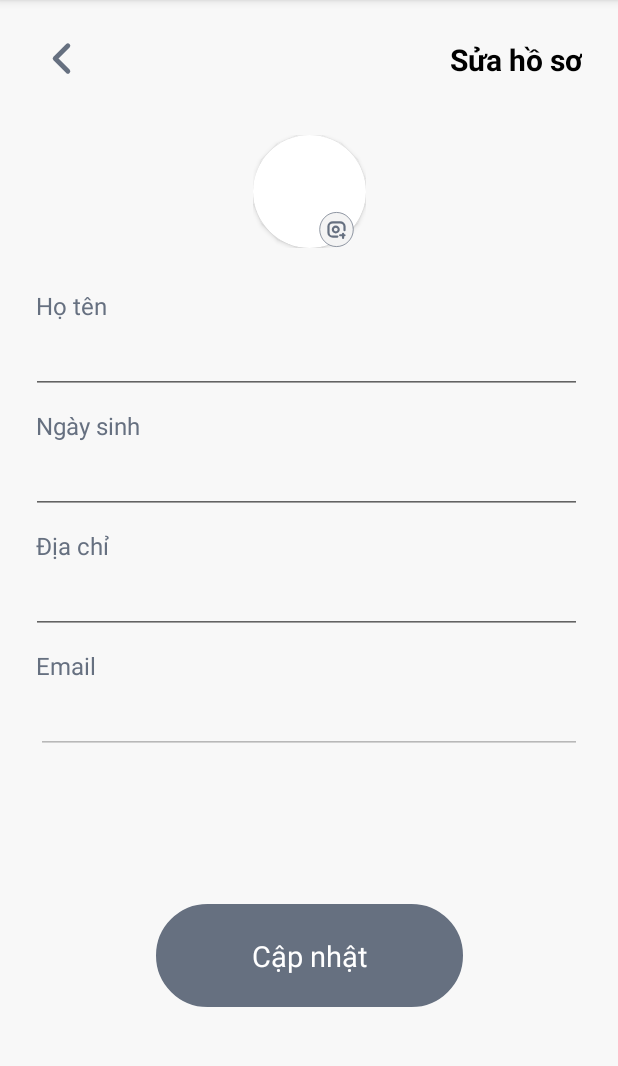
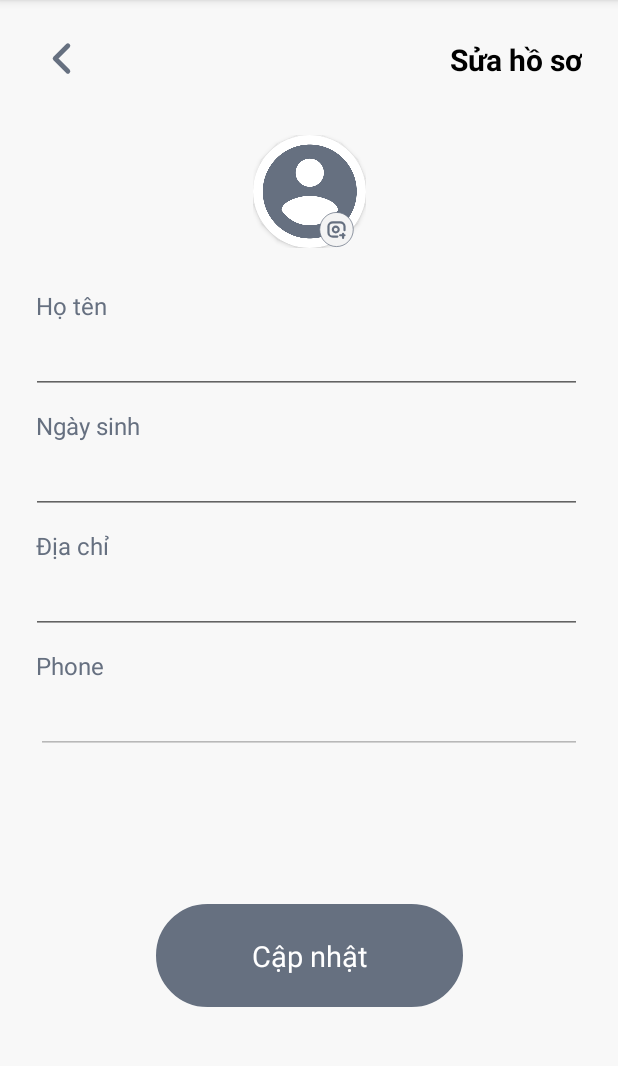
Before and after one commit to NguyenMinhTruong06/shopApp-client, an Android app: the fragment UpdateProfileFragment placed in its activity, on a phone screen of 412 x 824 dp, the part 84-1150 px from its top. Run offline under Robolectric (Android 15) with nearby library versions, the phone set to English and light mode, and no system bars; network calls fail.

Commit message:
UpdateProfileFragment and ProfileFragment

```diff
--- a/app/src/main/java/com/example/showappclient/api/ApiInterface.java
+++ b/app/src/main/java/com/example/showappclient/api/ApiInterface.java
@@ -1,5 +1,6 @@
 package com.example.showappclient.api;
 
+import com.example.showappclient.model.User;
 import com.example.showappclient.model.request.UserRequest;
 import com.example.showappclient.model.response.AuthResponse;
 import com.example.showappclient.model.response.ProductResponse;
@@ -24,4 +25,6 @@ public interface ApiInterface {
 
     @GET("/api/v1/products/all")
     Call<ProductResponse> getAllProduct(@Query("limit") int limit, @Query("page") int page);
+    @GET("/api/v1/users/getuser")
+    Call<User> getUser();
 }
--- a/app/src/main/java/com/example/showappclient/api/RetrofitClient.java
+++ b/app/src/main/java/com/example/showappclient/api/RetrofitClient.java
@@ -16,7 +16,7 @@ import retrofit2.converter.gson.GsonConverterFactory;
 
 public class RetrofitClient {
 
-    private static final String BASE_URL = "https://5c14-42-115-248-137.ngrok-free.app/";
+    private static final String BASE_URL = "https://b733-42-116-243-194.ngrok-free.app/";
     private static String accessToken = "";
 
     public static void updateAccessToken(String token) {
--- a/app/src/main/java/com/example/showappclient/model/request/UserRequest.java
+++ b/app/src/main/java/com/example/showappclient/model/request/UserRequest.java
@@ -37,6 +37,9 @@ public class UserRequest {
         this.dateOfBirth=dateOfBirth;
         this.address=address;
     }
+    public UserRequest(){
+
+    }
 
 
 }
--- a/app/src/main/java/com/example/showappclient/repository/user/UserRepository.java
+++ b/app/src/main/java/com/example/showappclient/repository/user/UserRepository.java
@@ -1,5 +1,6 @@
 package com.example.showappclient.repository.user;
 
+import com.example.showappclient.model.User;
 import com.example.showappclient.model.request.UserRequest;
 import com.example.showappclient.model.response.AuthResponse;
 
@@ -14,5 +15,8 @@ public interface UserRepository {
 
     public Call<AuthResponse> signup(UserRequest userRequest);
 
-    Call<AuthResponse> update(UserRequest userRequest);
+    public Call<AuthResponse> update(UserRequest userRequest);
+
+    public Call<User>getUser();
+
 }
--- a/app/src/main/java/com/example/showappclient/repository/user/UserRepositoryImpl.java
+++ b/app/src/main/java/com/example/showappclient/repository/user/UserRepositoryImpl.java
@@ -1,6 +1,7 @@
 package com.example.showappclient.repository.user;
 
 import com.example.showappclient.api.RetrofitClient;
+import com.example.showappclient.model.User;
 import com.example.showappclient.model.request.UserRequest;
 import com.example.showappclient.model.response.AuthResponse;
 
@@ -21,4 +22,9 @@ public class UserRepositoryImpl implements UserRepository {
         return RetrofitClient.getApiService().update(userRequest);
     }
 
+    @Override
+    public Call<User> getUser() {
+        return RetrofitClient.getApiService().getUser();
+    }
+
 }
--- a/app/src/main/java/com/example/showappclient/ui/auth/login/LoginFragment.java
+++ b/app/src/main/java/com/example/showappclient/ui/auth/login/LoginFragment.java
@@ -117,7 +117,7 @@ public class LoginFragment extends Fragment {
             public void onChanged(Map<String, String> data) {
                 if(data.get("successful")!=null){
                     RetrofitClient.updateAccessToken(data.get("successful"));
-//                    HomeFragment positiveFragment = new HomeFragment();
+
                     MainMenuFragment mainMenuFragment=new MainMenuFragment();
                     requireActivity().getSupportFragmentManager().beginTransaction()
                             .replace(R.id.root, mainMenuFragment)
--- a/app/src/main/java/com/example/showappclient/ui/home/HomeViewModel.java
+++ b/app/src/main/java/com/example/showappclient/ui/home/HomeViewModel.java
@@ -13,8 +13,7 @@ public class HomeViewModel extends ViewModel {
     private MutableLiveData<String> jsonStringLiveData = new MutableLiveData<>();
 
     public LiveData<String> getJsonStringLiveData() {
-        // Giả sử bạn có một phương thức để lấy dữ liệu JSON từ server ở đây
-        // Ví dụ: jsonStringLiveData.setValue(getJsonStringFromServer());
+
         return jsonStringLiveData;
     }
 
--- a/app/src/main/java/com/example/showappclient/ui/profile/ProfileViewModel.java
+++ b/app/src/main/java/com/example/showappclient/ui/profile/ProfileViewModel.java
@@ -1,7 +1,38 @@
 package com.example.showappclient.ui.profile;
 
+import androidx.lifecycle.MutableLiveData;
 import androidx.lifecycle.ViewModel;
 
+import com.example.showappclient.model.User;
+import com.example.showappclient.model.request.UserRequest;
+import com.example.showappclient.model.response.AuthResponse;
+import com.example.showappclient.repository.user.UserRepository;
+import com.example.showappclient.repository.user.UserRepositoryImpl;
+
+import java.util.Map;
+
+import retrofit2.Call;
+import retrofit2.Callback;
+import retrofit2.Response;
+
 public class ProfileViewModel extends ViewModel {
+    public MutableLiveData<User> user = new MutableLiveData<>();
+    UserRepository userRepository = new UserRepositoryImpl();
+
+    public void getUser() {
+        userRepository.getUser().enqueue(new Callback<User>() {
+            @Override
+            public void onResponse(Call<User> call, Response<User> response) {
+                if (response.isSuccessful()) {
+                    user.postValue(response.body());
+                }
+            }
+
+            @Override
+            public void onFailure(Call<User> call, Throwable t) {
+
+            }
+        });
+    }
     // TODO: Implement the ViewModel
 }
--- a/app/src/main/java/com/example/showappclient/ui/profile/update/UpdateProfileFragment.java
+++ b/app/src/main/java/com/example/showappclient/ui/profile/update/UpdateProfileFragment.java
@@ -3,6 +3,7 @@ package com.example.showappclient.ui.profile.update;
 import androidx.lifecycle.Observer;
 import androidx.lifecycle.ViewModelProvider;
 
+import android.app.DatePickerDialog;
 import android.os.Bundle;
 
 import androidx.annotation.NonNull;
@@ -13,14 +14,21 @@ import android.view.LayoutInflater;
 import android.view.View;
 import android.view.ViewGroup;
 import android.widget.Button;
+import android.widget.DatePicker;
 import android.widget.EditText;
+import android.widget.ImageView;
 import android.widget.TextView;
 import android.widget.Toast;
 
+import com.example.showappclient.MainMenuFragment;
 import com.example.showappclient.R;
+import com.example.showappclient.model.User;
 import com.example.showappclient.model.request.UserRequest;
 import com.example.showappclient.ui.auth.login.LoginFragment;
+import com.example.showappclient.ui.product.ProductViewModel;
 import com.example.showappclient.ui.profile.ProfileFragment;
+import com.example.showappclient.ui.profile.ProfileViewModel;
+import com.example.showappclient.util.FormatDate;
 
 import java.util.Date;
 import java.util.Map;
@@ -28,12 +36,21 @@ import java.util.Map;
 public class UpdateProfileFragment extends Fragment {
 
     private UpdateProfileViewModel mViewModel;
-    private EditText edtName, edtDob, edtEmail, edtAddress;
-     private TextView textUpdate;
+    private ProfileViewModel profileViewModel;
+    private EditText edtName, edtDob, edtAddress, edtPhone;
+    private TextView textUpdate;
+    private ImageView imgLeft;
 
 
     public static UpdateProfileFragment newInstance() {
         return new UpdateProfileFragment();
+    }
+
+    @Override
+    public void onCreate(@Nullable Bundle savedInstanceState) {
+        super.onCreate(savedInstanceState);
+        profileViewModel = new ViewModelProvider(this, new ViewModelProvider.AndroidViewModelFactory()).get(ProfileViewModel.class);
+        mViewModel = new ViewModelProvider(this, new ViewModelProvider.AndroidViewModelFactory()).get(UpdateProfileViewModel.class);
     }
 
     @Override
@@ -45,39 +62,74 @@ public class UpdateProfileFragment extends Fragment {
     @Override
     public void onViewCreated(@NonNull View view, @Nullable Bundle savedInstanceState) {
         super.onViewCreated(view, savedInstanceState);
-        edtName=view.findViewById(R.id.edit_fullname);
-        edtEmail=view.findViewById(R.id.edit_email);
+        imgLeft = view.findViewById(R.id.image_left);
+        edtName = view.findViewById(R.id.edit_fullname);
         edtAddress = view.findViewById(R.id.edit_address);
         edtDob = view.findViewById(R.id.edit_dob);
+        edtPhone = view.findViewById(R.id.edit_phone);
         textUpdate = view.findViewById(R.id.text_update_profile);
+        initVieModel();
+        profileViewModel.getUser();
+        edtDob.setOnClickListener(new View.OnClickListener() {
+            @Override
+            public void onClick(View v) {
+                if (!edtDob.getText().toString().isEmpty()) {
+                    String[] date = edtDob.getText().toString().split("-");
+                    int dayOfMonth = Integer.parseInt(date[2]);
+                    int month = Integer.parseInt(date[1]) - 1;
+                    int year = Integer.parseInt(date[0]);
+
+                    DatePickerDialog datePickerDialog = new DatePickerDialog(
+                            requireContext(),
+                            new DatePickerDialog.OnDateSetListener() {
+                                @Override
+                                public void onDateSet(DatePicker view, int year, int month, int dayOfMonth) {
+                                    String dateOfBirth = dayOfMonth + "/" + (month + 1) + "/" + year;
+                                    edtDob.setText(new FormatDate().formatDateOfBirth(dateOfBirth));
+                                }
+                            }, year, month, dayOfMonth
+                    );
+                    datePickerDialog.show();
+                }
+            }
+        });
+
         textUpdate.setOnClickListener(new View.OnClickListener() {
             @Override
             public void onClick(View view) {
                 String name = edtName.getText().toString();
-                String email = edtEmail.getText().toString();
                 String dateOfBirth = edtDob.getText().toString();
                 String address = edtAddress.getText().toString();
-                if(name.isEmpty()||dateOfBirth.isEmpty()||address.isEmpty()){
+                if (name.isEmpty() || dateOfBirth.isEmpty() || address.isEmpty()) {
                     Toast.makeText(getContext(), "Vui lòng nhập đủ thông tin", Toast.LENGTH_SHORT).show();
                     return;
                 }
-                mViewModel.update(new UserRequest(name,dateOfBirth,address));
-                initVieModel();
-
+                mViewModel.update(new UserRequest(name, dateOfBirth, address));
+            }
+        });
+        imgLeft.setOnClickListener(new View.OnClickListener() {
+            @Override
+            public void onClick(View view) {
+                requireActivity().getSupportFragmentManager().popBackStack();
             }
         });
     }
 
-    public void initVieModel(){
+    public void initVieModel() {
+        profileViewModel.user.observe(getViewLifecycleOwner(), new Observer<User>() {
+            @Override
+            public void onChanged(User user) {
+                edtName.setText(user.getFullName());
+                edtPhone.setText(user.getPhoneNumber());
+                edtAddress.setText(user.getAddress());
+                edtDob.setText(user.getDateOfBirth());
+            }
+        });
         mViewModel.message.observe(getViewLifecycleOwner(), new Observer<Map<String, String>>() {
             @Override
             public void onChanged(Map<String, String> data) {
                 if (data.get("successful") != null) {
-
-                    ProfileFragment profileFragment = new ProfileFragment();
-                    requireActivity().getSupportFragmentManager().beginTransaction()
-                            .replace(R.id.root, profileFragment)
-                            .commit();
+                    requireActivity().getSupportFragmentManager().popBackStack();
                     Toast.makeText(getContext(), data.get("successful"), Toast.LENGTH_SHORT).show();
                 } else {
                     Toast.makeText(getContext(), data.get("failure"), Toast.LENGTH_SHORT).show();
--- a/app/src/main/res/layout/fragment_profile.xml
+++ b/app/src/main/res/layout/fragment_profile.xml
@@ -52,13 +52,13 @@
         android:layout_height="wrap_content"
         android:layout_marginStart="14dp"
         android:layout_marginTop="46dp"
+        android:textColor="@color/black"
         android:textSize="@dimen/dp_24"
-        android:textColor="@color/black"
         app:layout_constraintStart_toEndOf="@id/cardview"
         app:layout_constraintTop_toBottomOf="@id/image_left" />
 
     <TextView
-        android:id="@+id/text_mail"
+        android:id="@+id/text_phone"
         android:layout_width="wrap_content"
         android:layout_height="wrap_content"
         android:layout_marginStart="14dp"
--- a/app/src/main/res/layout/fragment_update_profile.xml
+++ b/app/src/main/res/layout/fragment_update_profile.xml
@@ -53,6 +53,7 @@
 
             <ImageView
                 android:id="@+id/image_avatar"
+                android:src="@drawable/account_profile"
                 android:layout_width="match_parent"
                 android:layout_height="match_parent" />
         </androidx.cardview.widget.CardView>
@@ -165,11 +166,11 @@
                 app:layout_constraintTop_toBottomOf="@+id/text_address" />
 
             <TextView
-                android:id="@+id/text_email"
+                android:id="@+id/text_phone"
                 android:layout_width="0dp"
                 android:layout_height="wrap_content"
                 android:layout_marginTop="10dp"
-                android:text="Email"
+                android:text="Phone"
                 android:textColor="@color/primary"
                 android:textSize="16dp"
                 app:layout_constraintEnd_toEndOf="@+id/edit_address"
@@ -177,7 +178,7 @@
                 app:layout_constraintTop_toBottomOf="@+id/edit_address" />
 
             <EditText
-                android:id="@+id/edit_email"
+                android:id="@+id/edit_phone"
                 android:layout_width="0dp"
                 android:layout_height="wrap_content"
                 android:enabled="false"
@@ -185,8 +186,8 @@
                 android:textColor="@color/black"
                 android:textSize="20dp"
                 app:layout_constraintEnd_toEndOf="@+id/edit_address"
-                app:layout_constraintStart_toStartOf="@+id/text_email"
-                app:layout_constraintTop_toBottomOf="@+id/text_email" />
+                app:layout_constraintStart_toStartOf="@+id/text_phone"
+                app:layout_constraintTop_toBottomOf="@+id/text_phone" />
 
             <TextView
                 android:id="@+id/text_update_profile"
@@ -203,9 +204,9 @@
                 android:textColor="@color/white"
                 android:textSize="19dp"
                 app:layout_constraintBottom_toBottomOf="parent"
-                app:layout_constraintEnd_toEndOf="@+id/edit_email"
-                app:layout_constraintStart_toStartOf="@+id/edit_email"
-                app:layout_constraintTop_toBottomOf="@+id/edit_email" />
+                app:layout_constraintEnd_toEndOf="@+id/edit_phone"
+                app:layout_constraintStart_toStartOf="@+id/edit_phone"
+                app:layout_constraintTop_toBottomOf="@+id/edit_phone" />
         </androidx.constraintlayout.widget.ConstraintLayout>
     </ScrollView>
 </androidx.constraintlayout.widget.ConstraintLayout>
```
Also changed, not shown: app/src/main/java/com/example/showappclient/model/User.java (+5 -14 lines), app/src/main/java/com/example/showappclient/ui/profile/ProfileFragment.java (+32 -6 lines), app/src/main/java/com/example/showappclient/util/FormatDate.java (added, +40 -0 lines).
